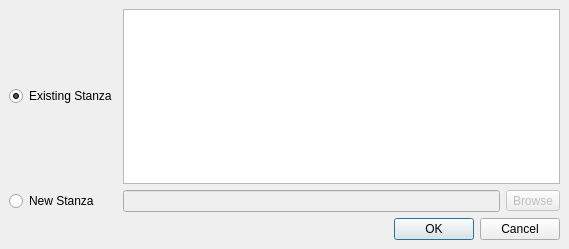
patrickhartling/maestro, file trunk/maestro/gui/plugins/views/stanza_editor/ChooseStanzaDialogBase.ui: the form before one commit.
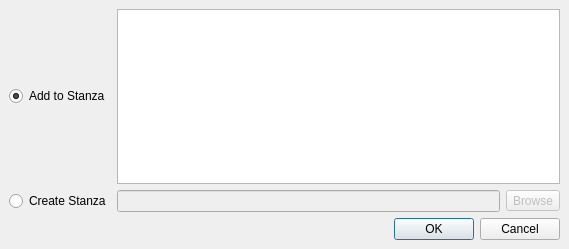
The form after the commit.

Commit message: Use button text for the stanza file selection that clarifies what will happen based on the choice that the user makes.

Diff of the .ui file:
```diff
--- a/trunk/maestro/gui/plugins/views/stanza_editor/ChooseStanzaDialogBase.ui
+++ b/trunk/maestro/gui/plugins/views/stanza_editor/ChooseStanzaDialogBase.ui
@@ -79,14 +79,14 @@
    <item row="1" column="0" >
     <widget class="QRadioButton" name="mNewStanzaRB" >
      <property name="text" >
-      <string>New Stanza</string>
+      <string>Create Stanza</string>
      </property>
     </widget>
    </item>
    <item row="0" column="0" >
     <widget class="QRadioButton" name="mExistingStazaRB" >
      <property name="text" >
-      <string>Existing Stanza</string>
+      <string>Add to Stanza</string>
      </property>
      <property name="checked" >
       <bool>true</bool>
```
The commit also changes 1 other file.
